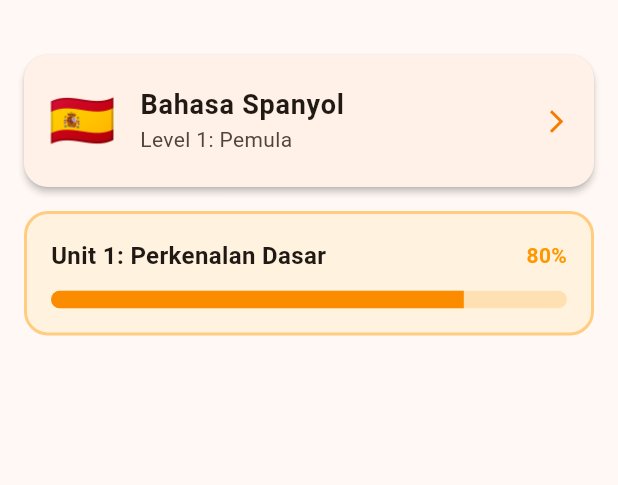
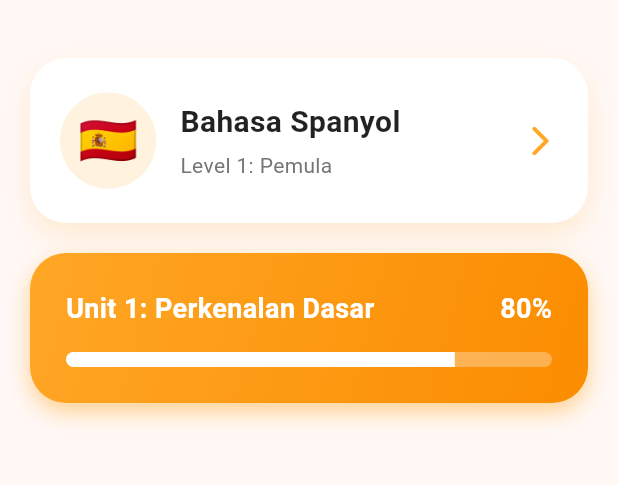
Before and after one commit to Ransley77/UTS-MobileProgramming, a Flutter app: the screen it shows after launch, on a phone screen of 412 x 824 dp, the part 65-550 px from its top. Run offline on Flutter 3.47's test engine with Material 3 defaults, Android fonts, the phone set to English and light mode, and no system bars.

Commit message:
memperbarui tampilan UI untuk CourseCard dan ProgressCard serta memisahkan data ke file model

```diff
--- /dev/null
+++ b/lib/models/user_data.dart
@@ -0,0 +1,23 @@
+class UserData {
+  final int streak;
+  final int xp;
+  final String currentLanguage;
+  final String currentUnit;
+  final double progress;
+
+  UserData({
+    required this.streak,
+    required this.xp,
+    required this.currentLanguage,
+    required this.currentUnit,
+    required this.progress,
+  });
+}
+
+final dummyUser = UserData(
+  streak: 12,
+  xp: 450,
+  currentLanguage: 'Bahasa Spanyol',
+  currentUnit: 'Unit 1: Perkenalan Dasar',
+  progress: 0.8,
+);
--- a/lib/widgets/course_card.dart
+++ b/lib/widgets/course_card.dart
@@ -1,25 +1,71 @@
 import 'package:flutter/material.dart';
+import '../models/user_data.dart';
 
 class CourseCard extends StatelessWidget {
   const CourseCard({super.key});
 
   @override
   Widget build(BuildContext context) {
-    return Card(
-      margin: const EdgeInsets.symmetric(horizontal: 16, vertical: 8),
-      elevation: 2,
-      shape: RoundedRectangleBorder(borderRadius: BorderRadius.circular(16)),
-      child: ListTile(
-        contentPadding: const EdgeInsets.symmetric(horizontal: 16, vertical: 8),
-        leading: const Text('🇪🇸', style: TextStyle(fontSize: 36)),
-        title: const Text(
-          'Bahasa Spanyol',
-          style: TextStyle(fontWeight: FontWeight.bold, fontSize: 18),
+    return Container(
+      margin: const EdgeInsets.symmetric(horizontal: 20, vertical: 10),
+      decoration: BoxDecoration(
+        color: Colors.white,
+        borderRadius: BorderRadius.circular(24),
+        boxShadow: [
+          BoxShadow(
+            color: Colors.orange.withOpacity(0.15),
+            blurRadius: 15,
+            offset: const Offset(0, 8),
+          ),
+        ],
+      ),
+      child: Material(
+        color: Colors.transparent,
+        child: InkWell(
+          borderRadius: BorderRadius.circular(24),
+          onTap: () {
+            ScaffoldMessenger.of(context).showSnackBar(
+              const SnackBar(content: Text('Membuka detail kursus')),
+            );
+          },
+          child: Padding(
+            padding: const EdgeInsets.all(20),
+            child: Row(
+              children: [
+                Container(
+                  padding: const EdgeInsets.all(12),
+                  decoration: BoxDecoration(
+                    color: Colors.orange.shade50,
+                    shape: BoxShape.circle,
+                  ),
+                  child: const Text('🇪🇸', style: TextStyle(fontSize: 32)),
+                ),
+                const SizedBox(width: 16),
+                Expanded(
+                  child: Column(
+                    crossAxisAlignment: CrossAxisAlignment.start,
+                    children: [
+                      Text(
+                        dummyUser.currentLanguage,
+                        style: const TextStyle(
+                          fontWeight: FontWeight.bold,
+                          fontSize: 20,
+                          color: Colors.black87,
+                        ),
+                      ),
+                      const SizedBox(height: 4),
+                      Text(
+                        'Level 1: Pemula',
+                        style: TextStyle(color: Colors.grey.shade600),
+                      ),
+                    ],
+                  ),
+                ),
+                Icon(Icons.arrow_forward_ios_rounded, color: Colors.orange.shade400),
+              ],
+            ),
+          ),
         ),
-        subtitle: const Text('Level 1: Pemula'),
-        trailing: Icon(Icons.arrow_forward_ios, color: Colors.orange[700], size: 18),
-        onTap: () {
-        },
       ),
     );
   }
--- a/lib/widgets/progress_card.dart
+++ b/lib/widgets/progress_card.dart
@@ -1,4 +1,5 @@
 import 'package:flutter/material.dart';
+import '../models/user_data.dart';
 
 class ProgressCard extends StatelessWidget {
   const ProgressCard({super.key});
@@ -6,37 +7,55 @@ class ProgressCard extends StatelessWidget {
   @override
   Widget build(BuildContext context) {
     return Container(
-      margin: const EdgeInsets.symmetric(horizontal: 16, vertical: 8),
-      padding: const EdgeInsets.all(16),
+      margin: const EdgeInsets.symmetric(horizontal: 20, vertical: 10),
+      padding: const EdgeInsets.all(24),
       decoration: BoxDecoration(
-        color: Colors.orange[50],
-        borderRadius: BorderRadius.circular(16),
-        border: Border.all(color: Colors.orange.shade200, width: 2),
+        gradient: LinearGradient(
+          colors: [Colors.orange.shade400, Colors.orange.shade600],
+          begin: Alignment.topLeft,
+          end: Alignment.bottomRight,
+        ),
+        borderRadius: BorderRadius.circular(24),
+        boxShadow: [
+          BoxShadow(
+            color: Colors.orange.withOpacity(0.4),
+            blurRadius: 12,
+            offset: const Offset(0, 6),
+          ),
+        ],
       ),
       child: Column(
         crossAxisAlignment: CrossAxisAlignment.start,
         children: [
-          const Row(
+          Row(
             mainAxisAlignment: MainAxisAlignment.spaceBetween,
             children: [
               Text(
-                'Unit 1: Perkenalan Dasar',
-                style: TextStyle(fontWeight: FontWeight.bold, fontSize: 16),
+                dummyUser.currentUnit,
+                style: const TextStyle(
+                  fontWeight: FontWeight.bold,
+                  fontSize: 18,
+                  color: Colors.white,
+                ),
               ),
               Text(
-                '80%',
-                style: TextStyle(fontWeight: FontWeight.bold, color: Colors.orange),
+                '${(dummyUser.progress * 100).toInt()}%',
+                style: const TextStyle(
+                  fontWeight: FontWeight.bold,
+                  fontSize: 18,
+                  color: Colors.white,
+                ),
               ),
             ],
           ),
-          const SizedBox(height: 12),
+          const SizedBox(height: 16),
           ClipRRect(
-            borderRadius: BorderRadius.circular(8),
+            borderRadius: BorderRadius.circular(10),
             child: LinearProgressIndicator(
-              value: 0.8,
-              minHeight: 12,
-              backgroundColor: Colors.orange[100],
-              valueColor: AlwaysStoppedAnimation<Color>(Colors.orange[600]!),
+              value: dummyUser.progress,
+              minHeight: 10,
+              backgroundColor: Colors.white.withOpacity(0.3),
+              valueColor: const AlwaysStoppedAnimation<Color>(Colors.white),
             ),
           ),
         ],
```
